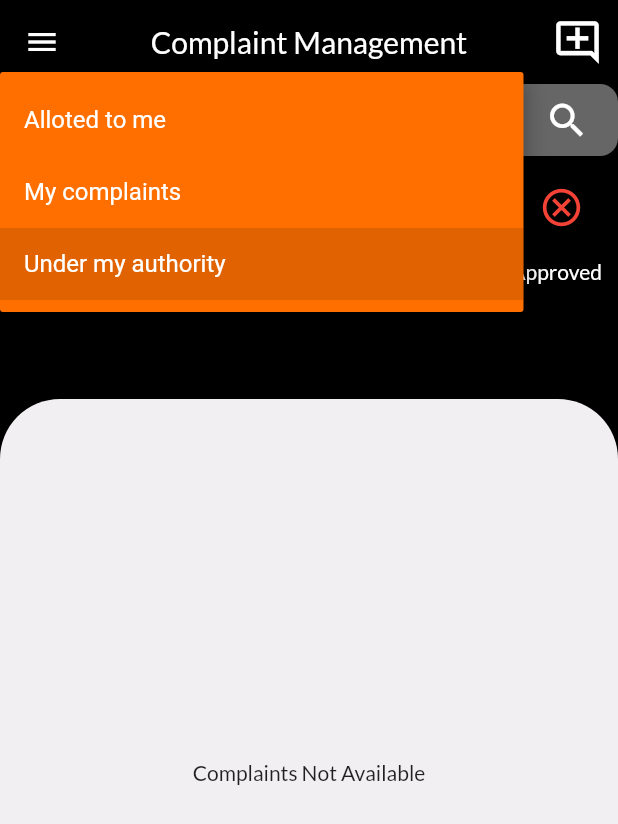
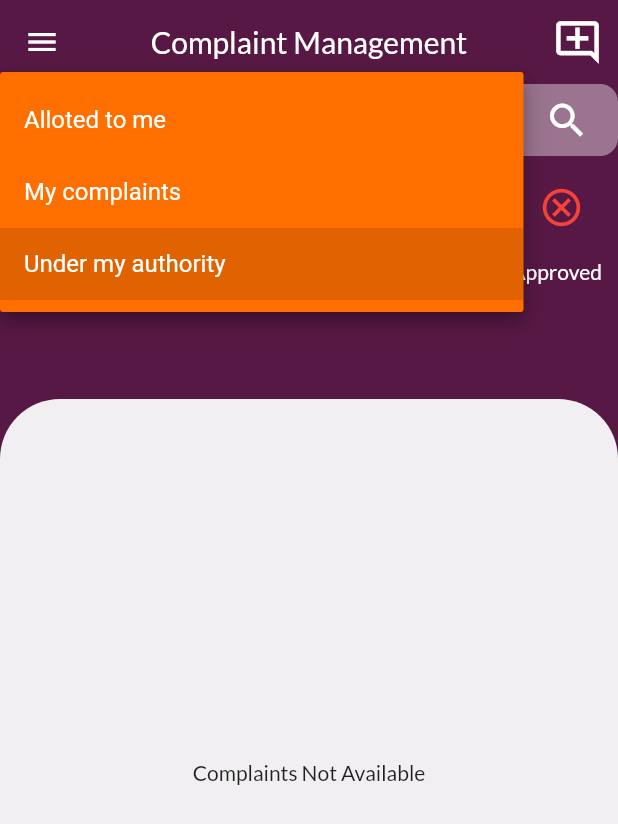
Before and after one commit to navin1994/TATRTakrarNivaran, a Flutter app: the ComplaintManagementScreen screen opened by its route, after a tap on "Under my authority", on a phone screen of 412 x 824 dp. Shown: the top 824 px of the screen. Run offline on Flutter 3.47's test engine with Material 2 defaults, Android fonts, the phone set to English and light mode, and no system bars; our stand-ins replace easy_localization, file_picker, firebase_core, firebase_messaging, flutter_icons, flutter_local_notifications and 4 more; missing offline and left inert: sweetalertv2; accounts and stored records are empty; network calls fail.

Commit message:
UI Changes

```diff
--- a/lib/main.dart
+++ b/lib/main.dart
@@ -38,7 +38,7 @@ final FlutterLocalNotificationsPlugin flutterLocalNotificationsPlugin =
     FlutterLocalNotificationsPlugin();
 
 Future<void> _firebaseMessagingBackgroundHandler(RemoteMessage message) async {
-  await Firebase.initializeApp();
+  //await Firebase.initializeApp();
   print('A bg message just showed up :  ${message.messageId}');
 }
 
@@ -143,7 +143,7 @@ class MyApp extends StatelessWidget {
           supportedLocales: context.supportedLocales,
           localizationsDelegates: context.localizationDelegates,
           locale: context.locale,
-          title: 'Sanwad',
+          title: 'TATR तक्रार निवारण',
           theme: ThemeData(
             primarySwatch: Colors.blue,
             // brightness: Brightness.dark,
--- a/lib/screens/complaint_details_screen.dart
+++ b/lib/screens/complaint_details_screen.dart
@@ -403,6 +403,7 @@ class _ComplaintDetailsScreenState extends State<ComplaintDetailsScreen> {
         brightness: Brightness.dark,
         centerTitle: true,
         title: Text(LocaleKeys.complaint_details.tr()),
+        backgroundColor: Color(0xFF581845),
       ),
       body: FutureBuilder(
         future: Provider.of<Complaints>(context, listen: false).findById(cmpId),
--- a/lib/screens/complaint_management_screen.dart
+++ b/lib/screens/complaint_management_screen.dart
@@ -140,10 +140,10 @@ class _ComplaintManagementScreenState extends State<ComplaintManagementScreen> {
   Widget build(BuildContext context) {
     final screenSize = MediaQuery.of(context).size;
     return Scaffold(
-      backgroundColor: Colors.black,
+      backgroundColor: Color(0xFF581845),
       appBar: AppBar(
         brightness: Brightness.dark,
-        backgroundColor: Colors.black,
+        backgroundColor: Color(0xFF581845),
         elevation: 0,
         centerTitle: true,
         title: Text(
--- a/lib/screens/registration_List_screen.dart
+++ b/lib/screens/registration_List_screen.dart
@@ -83,10 +83,10 @@ class _RegistrationListScreenState extends State<RegistrationListScreen> {
   @override
   Widget build(BuildContext context) {
     return Scaffold(
-      backgroundColor: Color(0xFF035AA6),
+      backgroundColor: Color(0xFF581845),
       appBar: AppBar(
         brightness: Brightness.dark,
-        backgroundColor: Color(0xFF035AA6),
+        backgroundColor: Color(0xFF581845),
         elevation: 0,
         centerTitle: true,
         title: Text(LocaleKeys.registration_list.tr()),
--- a/lib/screens/registration_details_screen.dart
+++ b/lib/screens/registration_details_screen.dart
@@ -78,7 +78,7 @@ class RagistrationDetailsScreen extends StatelessWidget {
             ),
             child: Text(
               _getStatus(userData.stat),
-              style: TextStyle(color: Colors.black),
+              style: TextStyle(color: Colors.white),
             ),
           ),
         ]),
@@ -172,10 +172,10 @@ class RagistrationDetailsScreen extends StatelessWidget {
     }
 
     return Scaffold(
-      backgroundColor: Color(0xFF035AA6),
+      backgroundColor: Color(0xFF581845),
       appBar: AppBar(
         brightness: Brightness.dark,
-        backgroundColor: Color(0xFF035AA6),
+        backgroundColor: Color(0xFF581845),
         elevation: 0,
         centerTitle: true,
         title: Text(LocaleKeys.registration_details.tr()),
--- a/lib/widgets/app_drawer.dart
+++ b/lib/widgets/app_drawer.dart
@@ -16,7 +16,7 @@ class AppDrawer extends StatelessWidget {
     String _userName = Provider.of<Auth>(context, listen: false).name;
     return Drawer(
       child: Container(
-        color: Colors.lightGreen[200],
+        color: Colors.lightGreen[50],
         child: ListView(
           children: [
             AppBar(
@@ -31,7 +31,7 @@ class AppDrawer extends StatelessWidget {
               color: Colors.deepOrange,
             ),
             ListTile(
-              leading: Icon(Icons.person, color: Colors.green[900]),
+              leading: Icon(Icons.person, color: Colors.pinkAccent[700]),
               tileColor: Colors.lightGreen[400],
               selectedTileColor: Colors.deepOrange,
               title: Text(
@@ -49,7 +49,7 @@ class AppDrawer extends StatelessWidget {
               color: Colors.deepOrange,
             ),
             ListTile(
-              leading: Icon(Icons.dashboard, color: Colors.green[900]),
+              leading: Icon(Icons.dashboard, color: Colors.amber[900]),
               tileColor: Colors.lightGreen[300],
               title: Text(LocaleKeys.dashboard.tr(),
                   style: TextStyle(
@@ -114,7 +114,7 @@ class AppDrawer extends StatelessWidget {
               color: Colors.deepOrange,
             ),
             ListTile(
-              leading: Icon(Icons.app_registration, color: Colors.green[900]),
+              leading: Icon(Icons.app_registration, color: Colors.lime[900]),
               tileColor: Colors.lightGreen[300],
               title: Text(LocaleKeys.manage_registrations.tr(),
                   style: TextStyle(
```
Also changed, not shown: lib/screens/dashboard-screen.dart (+12 -4 lines), lib/screens/login_signup_screen.dart (+4 -3 lines), lib/screens/profile_screen.dart (+11 -8 lines), lib/widgets/tile_widget.dart (+9 -3 lines), assets/images/applogo.png (added), dev_assets/applogo.png (added).
